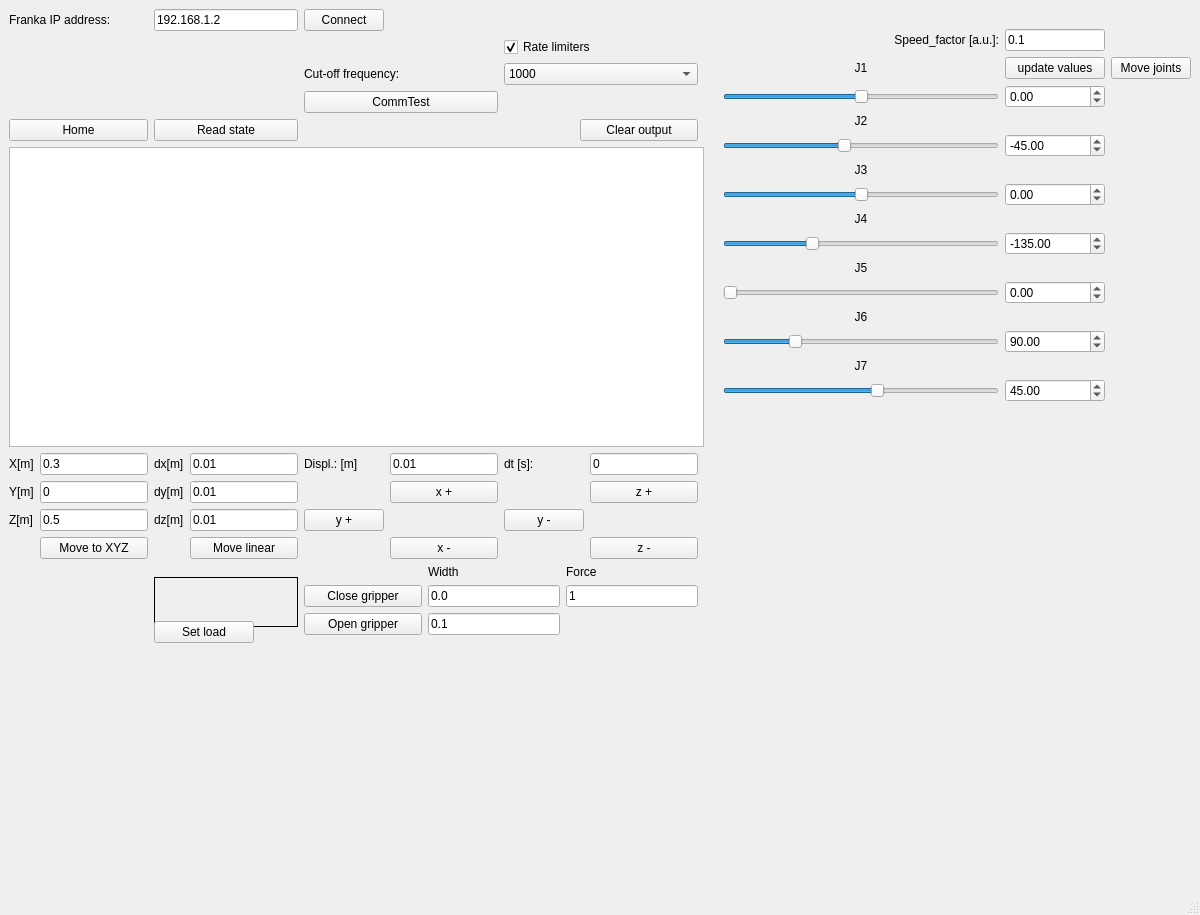
Above: demo/mainwindow.ui from k61n/libjcnsfranka before the change. Below: the same form after it.
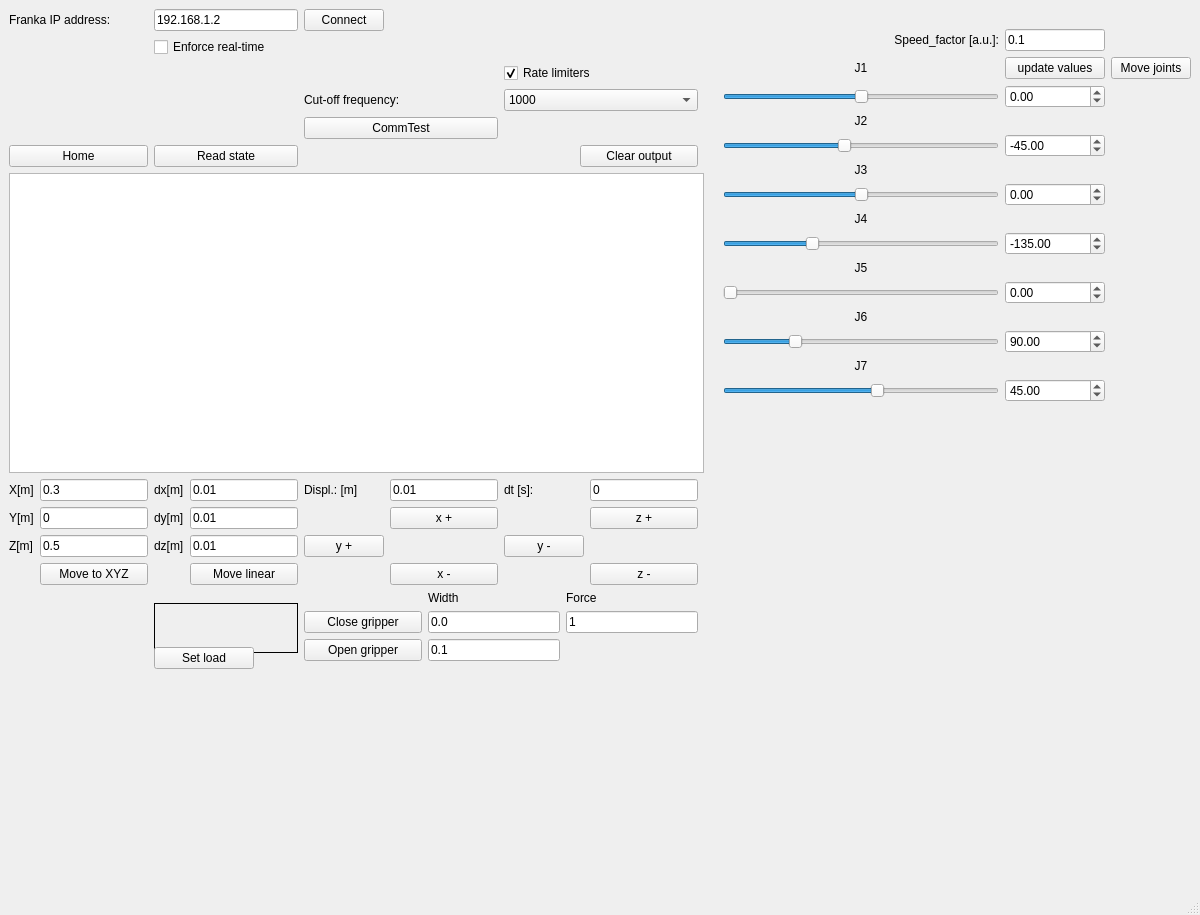
That is the form after the change. Icons and pictures are not drawn.

Commit message: demo: add passing real-time config

What changed in the file:
```diff
--- a/demo/mainwindow.ui
+++ b/demo/mainwindow.ui
@@ -370,14 +370,68 @@
     </item>
     <item row="1" column="0">
      <layout class="QGridLayout" name="gridLayout_3">
-      <item row="2" column="0">
-       <widget class="QLabel" name="ipLabel">
-        <property name="text">
-         <string>Franka IP address:</string>
+      <item row="18" column="0">
+       <spacer name="verticalSpacer">
+        <property name="orientation">
+         <enum>Qt::Vertical</enum>
         </property>
-       </widget>
+        <property name="sizeHint" stdset="0">
+         <size>
+          <width>20</width>
+          <height>40</height>
+         </size>
+        </property>
+       </spacer>
       </item>
-      <item row="14" column="1">
+      <item row="4" column="2">
+       <layout class="QGridLayout" name="gridLayout_9">
+        <item row="0" column="1">
+         <widget class="QCheckBox" name="limitersBox">
+          <property name="text">
+           <string>Rate limiters</string>
+          </property>
+          <property name="checked">
+           <bool>true</bool>
+          </property>
+         </widget>
+        </item>
+        <item row="2" column="0">
+         <widget class="QPushButton" name="cmtestBtn">
+          <property name="minimumSize">
+           <size>
+            <width>118</width>
+            <height>0</height>
+           </size>
+          </property>
+          <property name="text">
+           <string>CommTest</string>
+          </property>
+         </widget>
+        </item>
+        <item row="1" column="0">
+         <widget class="QLabel" name="label_4">
+          <property name="text">
+           <string>Cut-off frequency:</string>
+          </property>
+         </widget>
+        </item>
+        <item row="1" column="1">
+         <widget class="QComboBox" name="cutoffBox">
+          <item>
+           <property name="text">
+            <string>1000</string>
+           </property>
+          </item>
+          <item>
+           <property name="text">
+            <string>100</string>
+           </property>
+          </item>
+         </widget>
+        </item>
+       </layout>
+      </item>
+      <item row="15" column="1">
        <layout class="QVBoxLayout" name="verticalLayout">
         <item>
          <layout class="QGridLayout" name="gridLayout_8">
@@ -434,7 +488,206 @@
         </item>
        </layout>
       </item>
-      <item row="14" column="0">
+      <item row="2" column="0">
+       <widget class="QLabel" name="ipLabel">
+        <property name="text">
+         <string>Franka IP address:</string>
+        </property>
+       </widget>
+      </item>
+      <item row="7" column="2">
+       <layout class="QHBoxLayout" name="horizontalLayout_2">
+        <item>
+         <spacer name="horizontalSpacer">
+          <property name="orientation">
+           <enum>Qt::Horizontal</enum>
+          </property>
+          <property name="sizeHint" stdset="0">
+           <size>
+            <width>40</width>
+            <height>20</height>
+           </size>
+          </property>
+         </spacer>
+        </item>
+        <item>
+         <widget class="QPushButton" name="clearBtn">
+          <property name="minimumSize">
+           <size>
+            <width>118</width>
+            <height>0</height>
+           </size>
+          </property>
+          <property name="text">
+           <string>Clear output</string>
+          </property>
+         </widget>
+        </item>
+       </layout>
+      </item>
+      <item row="15" column="2">
+       <layout class="QGridLayout" name="gridLayout_4">
+        <item row="3" column="3">
+         <widget class="QPushButton" name="zMinusBtn">
+          <property name="text">
+           <string>z -</string>
+          </property>
+         </widget>
+        </item>
+        <item row="1" column="3">
+         <widget class="QPushButton" name="zPlusBtn">
+          <property name="text">
+           <string>z +</string>
+          </property>
+         </widget>
+        </item>
+        <item row="1" column="1">
+         <widget class="QPushButton" name="xPlusBtn">
+          <property name="text">
+           <string>x +</string>
+          </property>
+         </widget>
+        </item>
+        <item row="2" column="0">
+         <widget class="QPushButton" name="yPlusBtn">
+          <property name="text">
+           <string>y +</string>
+          </property>
+         </widget>
+        </item>
+        <item row="2" column="2">
+         <widget class="QPushButton" name="yMinusBtn">
+          <property name="text">
+           <string>y -</string>
+          </property>
+         </widget>
+        </item>
+        <item row="3" column="1">
+         <widget class="QPushButton" name="xMinusBtn">
+          <property name="text">
+           <string>x -</string>
+          </property>
+         </widget>
+        </item>
+        <item row="0" column="0">
+         <widget class="QLabel" name="displacementLabel">
+          <property name="text">
+           <string>Displ.: [m]</string>
+          </property>
+         </widget>
+        </item>
+        <item row="0" column="1">
+         <widget class="QLineEdit" name="displacementLine">
+          <property name="text">
+           <string>0.01</string>
+          </property>
+         </widget>
+        </item>
+        <item row="0" column="2">
+         <widget class="QLabel" name="dtLbl">
+          <property name="text">
+           <string>dt [s]:</string>
+          </property>
+         </widget>
+        </item>
+        <item row="0" column="3">
+         <widget class="QLineEdit" name="dtLine">
+          <property name="text">
+           <string>0</string>
+          </property>
+         </widget>
+        </item>
+       </layout>
+      </item>
+      <item row="16" column="1">
+       <layout class="QVBoxLayout" name="verticalLayout_2">
+        <item>
+         <widget class="QLabel" name="setloadLabel">
+          <property name="minimumSize">
+           <size>
+            <width>0</width>
+            <height>50</height>
+           </size>
+          </property>
+          <property name="maximumSize">
+           <size>
+            <width>297</width>
+            <height>25</height>
+           </size>
+          </property>
+          <property name="frameShape">
+           <enum>QFrame::Shape::Panel</enum>
+          </property>
+          <property name="text">
+           <string/>
+          </property>
+          <property name="alignment">
+           <set>Qt::AlignmentFlag::AlignBottom|Qt::AlignmentFlag::AlignLeading|Qt::AlignmentFlag::AlignLeft</set>
+          </property>
+          <property name="wordWrap">
+           <bool>true</bool>
+          </property>
+         </widget>
+        </item>
+        <item>
+         <widget class="QPushButton" name="setloadBtn">
+          <property name="maximumSize">
+           <size>
+            <width>100</width>
+            <height>16777215</height>
+           </size>
+          </property>
+          <property name="text">
+           <string>Set load</string>
+          </property>
+         </widget>
+        </item>
+        <item>
+         <spacer name="verticalSpacer_3">
+          <property name="orientation">
+           <enum>Qt::Vertical</enum>
+          </property>
+          <property name="sizeHint" stdset="0">
+           <size>
+            <width>20</width>
+            <height>40</height>
+           </size>
+          </property>
+         </spacer>
+        </item>
+       </layout>
+      </item>
+      <item row="7" column="0">
+       <widget class="QPushButton" name="homeBtn">
+        <property name="text">
+         <string>Home</string>
+        </property>
+       </widget>
+      </item>
+      <item row="9" column="0" colspan="4">
+       <widget class="QPlainTextEdit" name="connectionEdit">
+        <property name="sizePolicy">
+         <sizepolicy hsizetype="Expanding" vsizetype="Minimum">
+          <horstretch>0</horstretch>
+          <verstretch>0</verstretch>
+         </sizepolicy>
+        </property>
+        <property name="minimumSize">
+         <size>
+          <width>0</width>
+          <height>300</height>
+         </size>
+        </property>
+       </widget>
+      </item>
+      <item row="7" column="1">
+       <widget class="QPushButton" name="readBtn">
+        <property name="text">
+         <string>Read state</string>
+        </property>
+       </widget>
+      </item>
+      <item row="15" column="0">
        <layout class="QGridLayout" name="gridLayout_5">
         <item row="1" column="0">
          <widget class="QLabel" name="yLbl">
@@ -511,85 +764,7 @@
         </item>
        </layout>
       </item>
-      <item row="15" column="1">
-       <layout class="QVBoxLayout" name="verticalLayout_2">
-        <item>
-         <widget class="QLabel" name="setloadLabel">
-          <property name="minimumSize">
-           <size>
-            <width>0</width>
-            <height>50</height>
-           </size>
-          </property>
-          <property name="maximumSize">
-           <size>
-            <width>297</width>
-            <height>25</height>
-           </size>
-          </property>
-          <property name="frameShape">
-           <enum>QFrame::Panel</enum>
-          </property>
-          <property name="text">
-           <string/>
-          </property>
-          <property name="alignment">
-           <set>Qt::AlignBottom|Qt::AlignLeading|Qt::AlignLeft</set>
-          </property>
-          <property name="wordWrap">
-           <bool>true</bool>
-          </property>
-         </widget>
-        </item>
-        <item>
-         <widget class="QPushButton" name="setloadBtn">
-          <property name="maximumSize">
-           <size>
-            <width>100</width>
-            <height>16777215</height>
-           </size>
-          </property>
-          <property name="text">
-           <string>Set load</string>
-          </property>
-         </widget>
-        </item>
-        <item>
-         <spacer name="verticalSpacer_3">
-          <property name="orientation">
-           <enum>Qt::Vertical</enum>
-          </property>
-          <property name="sizeHint" stdset="0">
-           <size>
-            <width>20</width>
-            <height>40</height>
-           </size>
-          </property>
-         </spacer>
-        </item>
-       </layout>
-      </item>
-      <item row="17" column="0">
-       <spacer name="verticalSpacer">
-        <property name="orientation">
-         <enum>Qt::Vertical</enum>
-        </property>
-        <property name="sizeHint" stdset="0">
-         <size>
-          <width>20</width>
-          <height>40</height>
-         </size>
-        </property>
-       </spacer>
-      </item>
-      <item row="2" column="1">
-       <widget class="QLineEdit" name="ipLine">
-        <property name="text">
-         <string>192.168.1.2</string>
-        </property>
-       </widget>
-      </item>
-      <item row="15" column="2">
+      <item row="16" column="2">
        <layout class="QGridLayout" name="gridLayout_6">
         <item row="2" column="1">
          <widget class="QLineEdit" name="widthopenLn">
@@ -661,185 +836,17 @@
         </item>
        </layout>
       </item>
-      <item row="3" column="2">
-       <layout class="QGridLayout" name="gridLayout_9">
-        <item row="0" column="1">
-         <widget class="QCheckBox" name="limitersBox">
-          <property name="text">
-           <string>Rate limiters</string>
-          </property>
-          <property name="checked">
-           <bool>true</bool>
-          </property>
-         </widget>
-        </item>
-        <item row="2" column="0">
-         <widget class="QPushButton" name="cmtestBtn">
-          <property name="minimumSize">
-           <size>
-            <width>118</width>
-            <height>0</height>
-           </size>
-          </property>
-          <property name="text">
-           <string>CommTest</string>
-          </property>
-         </widget>
-        </item>
-        <item row="1" column="0">
-         <widget class="QLabel" name="label_4">
-          <property name="text">
-           <string>Cut-off frequency:</string>
-          </property>
-         </widget>
-        </item>
-        <item row="1" column="1">
-         <widget class="QComboBox" name="cutoffBox">
-          <item>
-           <property name="text">
-            <string>1000</string>
-           </property>
-          </item>
-          <item>
-           <property name="text">
-            <string>100</string>
-           </property>
-          </item>
-         </widget>
-        </item>
-       </layout>
-      </item>
-      <item row="8" column="0" colspan="4">
-       <widget class="QPlainTextEdit" name="connectionEdit">
-        <property name="sizePolicy">
-         <sizepolicy hsizetype="Expanding" vsizetype="Minimum">
-          <horstretch>0</horstretch>
-          <verstretch>0</verstretch>
-         </sizepolicy>
-        </property>
-        <property name="minimumSize">
-         <size>
-          <width>0</width>
-          <height>300</height>
-         </size>
-        </property>
-       </widget>
-      </item>
-      <item row="6" column="0">
-       <widget class="QPushButton" name="homeBtn">
+      <item row="2" column="1">
+       <widget class="QLineEdit" name="ipLine">
         <property name="text">
-         <string>Home</string>
+         <string>192.168.1.2</string>
         </property>
        </widget>
       </item>
-      <item row="14" column="2">
-       <layout class="QGridLayout" name="gridLayout_4">
-        <item row="3" column="3">
-         <widget class="QPushButton" name="zMinusBtn">
-          <property name="text">
-           <string>z -</string>
-          </property>
-         </widget>
-        </item>
-        <item row="1" column="3">
-         <widget class="QPushButton" name="zPlusBtn">
-          <property name="text">
-           <string>z +</string>
-          </property>
-         </widget>
-        </item>
-        <item row="1" column="1">
-         <widget class="QPushButton" name="xPlusBtn">
-          <property name="text">
-           <string>x +</string>
-          </property>
-         </widget>
-        </item>
-        <item row="2" column="0">
-         <widget class="QPushButton" name="yPlusBtn">
-          <property name="text">
-           <string>y +</string>
-          </property>
-         </widget>
-        </item>
-        <item row="2" column="2">
-         <widget class="QPushButton" name="yMinusBtn">
-          <property name="text">
-           <string>y -</string>
-          </property>
-         </widget>
-        </item>
-        <item row="3" column="1">
-         <widget class="QPushButton" name="xMinusBtn">
-          <property name="text">
-           <string>x -</string>
-          </property>
-         </widget>
-        </item>
-        <item row="0" column="0">
-         <widget class="QLabel" name="displacementLabel">
-          <property name="text">
-           <string>Displ.: [m]</string>
-          </property>
-         </widget>
-        </item>
-        <item row="0" column="1">
-         <widget class="QLineEdit" name="displacementLine">
-          <property name="text">
-           <string>0.01</string>
-          </property>
-         </widget>
-        </item>
-        <item row="0" column="2">
-         <widget class="QLabel" name="dtLbl">
-          <property name="text">
-           <string>dt [s]:</string>
-          </property>
-         </widget>
-        </item>
-        <item row="0" column="3">
-         <widget class="QLineEdit" name="dtLine">
-          <property name="text">
-           <string>0</string>
-          </property>
-         </widget>
-        </item>
-       </layout>
-      </item>
-      <item row="6" column="2">
-       <layout class="QHBoxLayout" name="horizontalLayout_2">
-        <item>
-         <spacer name="horizontalSpacer">
-          <property name="orientation">
-           <enum>Qt::Horizontal</enum>
-          </property>
-          <property name="sizeHint" stdset="0">
-           <size>
-            <width>40</width>
-            <height>20</height>
-           </size>
-          </property>
-         </spacer>
-        </item>
-        <item>
-         <widget class="QPushButton" name="clearBtn">
-          <property name="minimumSize">
-           <size>
-            <width>118</width>
-            <height>0</height>
-           </size>
-          </property>
-          <property name="text">
-           <string>Clear output</string>
-          </property>
-         </widget>
-        </item>
-       </layout>
-      </item>
-      <item row="6" column="1">
-       <widget class="QPushButton" name="readBtn">
+      <item row="3" column="1">
+       <widget class="QCheckBox" name="realtimeBox">
         <property name="text">
-         <string>Read state</string>
+         <string>Enforce real-time</string>
         </property>
        </widget>
       </item>
```
Left out of the diff: 2 changed lines with no effect on the pictures. The commit also changes 1 other file.
